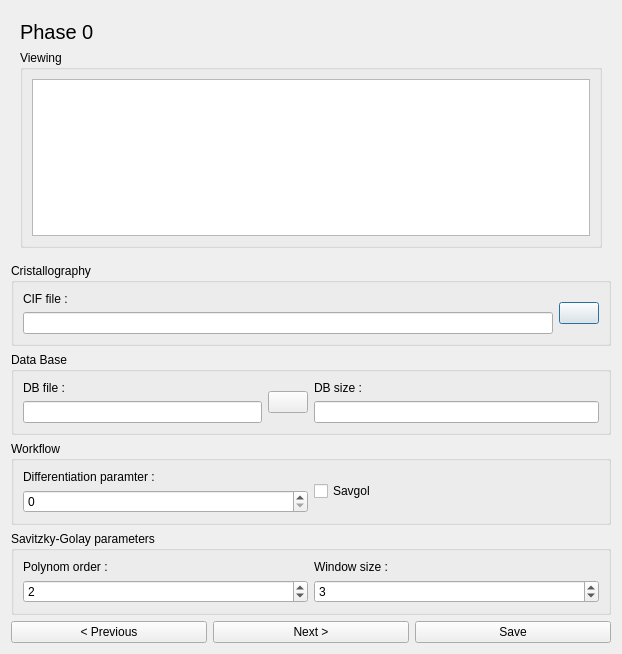
Cyril-Langlois/indexGPU, file indexGPU/phase_form_tempo.ui: the form before one commit.
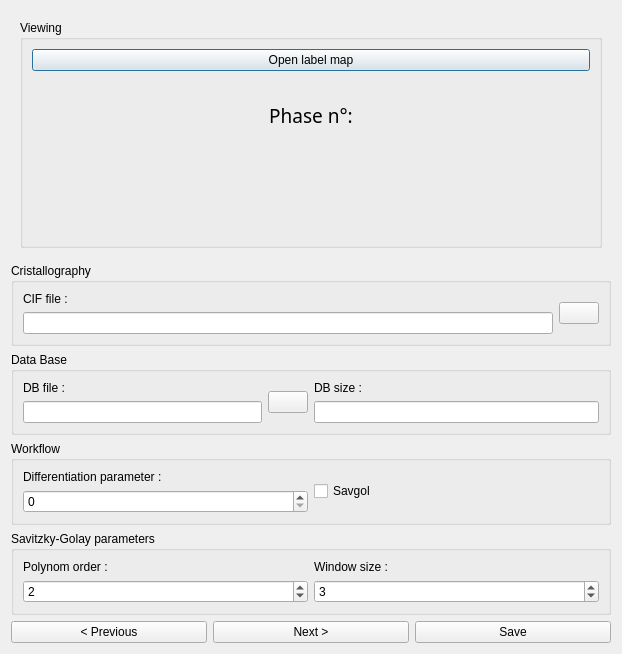
The form after the commit. Icons and pictures are not drawn. Custom widgets are drawn as their Qt base class.

Patch:
```diff
--- a/indexGPU/phase_form_tempo.ui
+++ b/indexGPU/phase_form_tempo.ui
@@ -24,21 +24,6 @@
           <layout class="QVBoxLayout" name="verticalLayout_4">
            <item>
             <layout class="QVBoxLayout" name="verticalLayout_3">
-             <item>
-              <widget class="QLabel" name="string">
-               <property name="font">
-                <font>
-                 <pointsize>15</pointsize>
-                </font>
-               </property>
-               <property name="styleSheet">
-                <string notr="true"/>
-               </property>
-               <property name="text">
-                <string>Phase 0</string>
-               </property>
-              </widget>
-             </item>
              <item>
               <widget class="QGroupBox" name="gBviewing">
                <property name="title">
@@ -46,7 +31,242 @@
                </property>
                <layout class="QVBoxLayout" name="verticalLayout_2">
                 <item>
-                 <widget class="QGraphicsView" name="image"/>
+                 <widget class="QPushButton" name="label_bbtn">
+                  <property name="text">
+                   <string>Open label map</string>
+                  </property>
+                 </widget>
+                </item>
+                <item>
+                 <widget class="QLabel" name="label_title">
+                  <property name="sizePolicy">
+                   <sizepolicy hsizetype="MinimumExpanding" vsizetype="Preferred">
+                    <horstretch>0</horstretch>
+                    <verstretch>0</verstretch>
+                   </sizepolicy>
+                  </property>
+                  <property name="minimumSize">
+                   <size>
+                    <width>162</width>
+                    <height>0</height>
+                   </size>
+                  </property>
+                  <property name="palette">
+                   <palette>
+                    <active>
+                     <colorrole role="WindowText">
+                      <brush brushstyle="SolidPattern">
+                       <color alpha="255">
+                        <red>0</red>
+                        <green>0</green>
+                        <blue>0</blue>
+                       </color>
+                      </brush>
+                     </colorrole>
+                     <colorrole role="Button">
+                      <brush brushstyle="SolidPattern">
+                       <color alpha="255">
+                        <red>253</red>
+                        <green>249</green>
+                        <blue>248</blue>
+                       </color>
+                      </brush>
+                     </colorrole>
+                     <colorrole role="Text">
+                      <brush brushstyle="SolidPattern">
+                       <color alpha="255">
+                        <red>0</red>
+                        <green>0</green>
+                        <blue>0</blue>
+                       </color>
+                      </brush>
+                     </colorrole>
+                     <colorrole role="ButtonText">
+                      <brush brushstyle="SolidPattern">
+                       <color alpha="255">
+                        <red>0</red>
+                        <green>0</green>
+                        <blue>0</blue>
+                       </color>
+                      </brush>
+                     </colorrole>
+                     <colorrole role="Base">
+                      <brush brushstyle="SolidPattern">
+                       <color alpha="255">
+                        <red>253</red>
+                        <green>249</green>
+                        <blue>248</blue>
+                       </color>
+                      </brush>
+                     </colorrole>
+                     <colorrole role="Window">
+                      <brush brushstyle="SolidPattern">
+                       <color alpha="255">
+                        <red>253</red>
+                        <green>249</green>
+                        <blue>248</blue>
+                       </color>
+                      </brush>
+                     </colorrole>
+                    </active>
+                    <inactive>
+                     <colorrole role="WindowText">
+                      <brush brushstyle="SolidPattern">
+                       <color alpha="255">
+                        <red>0</red>
+                        <green>0</green>
+                        <blue>0</blue>
+                       </color>
+                      </brush>
+                     </colorrole>
+                     <colorrole role="Button">
+                      <brush brushstyle="SolidPattern">
+                       <color alpha="255">
+                        <red>253</red>
+                        <green>249</green>
+                        <blue>248</blue>
+                       </color>
+                      </brush>
+                     </colorrole>
+                     <colorrole role="Text">
+                      <brush brushstyle="SolidPattern">
+                       <color alpha="255">
+                        <red>0</red>
+                        <green>0</green>
+                        <blue>0</blue>
+                       </color>
+                      </brush>
+                     </colorrole>
+                     <colorrole role="ButtonText">
+                      <brush brushstyle="SolidPattern">
+                       <color alpha="255">
+                        <red>0</red>
+                        <green>0</green>
+                        <blue>0</blue>
+                       </color>
+                      </brush>
+                     </colorrole>
+                     <colorrole role="Base">
+                      <brush brushstyle="SolidPattern">
+                       <color alpha="255">
+                        <red>253</red>
+                        <green>249</green>
+                        <blue>248</blue>
+                       </color>
+                      </brush>
+                     </colorrole>
+                     <colorrole role="Window">
+                      <brush brushstyle="SolidPattern">
+                       <color alpha="255">
+                        <red>253</red>
+                        <green>249</green>
+                        <blue>248</blue>
+                       </color>
+                      </brush>
+                     </colorrole>
+                    </inactive>
+                    <disabled>
+                     <colorrole role="WindowText">
+                      <brush brushstyle="SolidPattern">
+                       <color alpha="255">
+                        <red>0</red>
+                        <green>0</green>
+                        <blue>0</blue>
+                       </color>
+                      </brush>
+                     </colorrole>
+                     <colorrole role="Button">
+                      <brush brushstyle="SolidPattern">
+                       <color alpha="255">
+                        <red>253</red>
+                        <green>249</green>
+                        <blue>248</blue>
+                       </color>
+                      </brush>
+                     </colorrole>
+                     <colorrole role="Text">
+                      <brush brushstyle="SolidPattern">
+                       <color alpha="255">
+                        <red>0</red>
+                        <green>0</green>
+                        <blue>0</blue>
+                       </color>
+                      </brush>
+                     </colorrole>
+                     <colorrole role="ButtonText">
+                      <brush brushstyle="SolidPattern">
+                       <color alpha="255">
+                        <red>0</red>
+                        <green>0</green>
+                        <blue>0</blue>
+                       </color>
+                      </brush>
+                     </colorrole>
+                     <colorrole role="Base">
+                      <brush brushstyle="SolidPattern">
+                       <color alpha="255">
+                        <red>253</red>
+                        <green>249</green>
+                        <blue>248</blue>
+                       </color>
+                      </brush>
+                     </colorrole>
+                     <colorrole role="Window">
+                      <brush brushstyle="SolidPattern">
+                       <color alpha="255">
+                        <red>253</red>
+                        <green>249</green>
+                        <blue>248</blue>
+                       </color>
+                      </brush>
+                     </colorrole>
+                    </disabled>
+                   </palette>
+                  </property>
+                  <property name="font">
+                   <font>
+                    <family>Noto Sans Cond</family>
+                    <pointsize>14</pointsize>
+                    <weight>50</weight>
+                    <italic>false</italic>
+                    <bold>false</bold>
+                   </font>
+                  </property>
+                  <property name="styleSheet">
+                   <string notr="true"/>
+                  </property>
+                  <property name="lineWidth">
+                   <number>1</number>
+                  </property>
+                  <property name="midLineWidth">
+                   <number>0</number>
+                  </property>
+                  <property name="text">
+                   <string>Phase n°:</string>
+                  </property>
+                  <property name="scaledContents">
+                   <bool>false</bool>
+                  </property>
+                  <property name="alignment">
+                   <set>Qt::AlignCenter</set>
+                  </property>
+                 </widget>
+                </item>
+                <item>
+                 <widget class="ImageView" name="LabelsSeries" native="true">
+                  <property name="sizePolicy">
+                   <sizepolicy hsizetype="MinimumExpanding" vsizetype="Preferred">
+                    <horstretch>0</horstretch>
+                    <verstretch>0</verstretch>
+                   </sizepolicy>
+                  </property>
+                  <property name="minimumSize">
+                   <size>
+                    <width>250</width>
+                    <height>0</height>
+                   </size>
+                  </property>
+                 </widget>
                 </item>
                </layout>
               </widget>
@@ -171,7 +391,7 @@
                 <item>
                  <widget class="QLabel" name="label_diff">
                   <property name="text">
-                   <string>Differentiation paramter :</string>
+                   <string>Differentiation parameter :</string>
                   </property>
                  </widget>
                 </item>
@@ -290,6 +510,14 @@
    </item>
   </layout>
  </widget>
+ <customwidgets>
+  <customwidget>
+   <class>ImageView</class>
+   <extends>QWidget</extends>
+   <header>pyqtgraph</header>
+   <container>1</container>
+  </customwidget>
+ </customwidgets>
  <resources/>
  <connections/>
 </ui>
```
Left out of the diff: 3 changed lines with no effect on the pictures.
